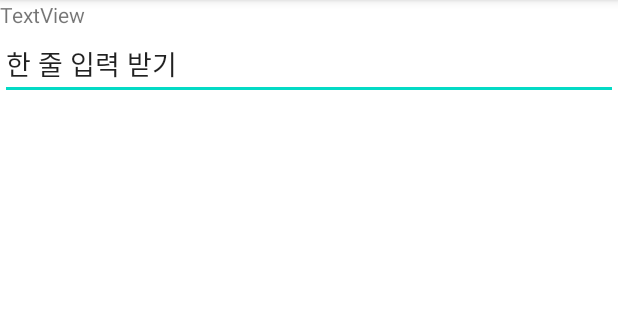
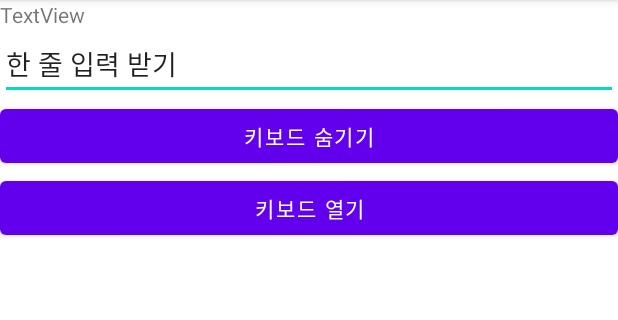
Before and after one commit to jgstudy/AndroidKotlin, an Android app: the screen it shows after launch (BasicWidjet), on a phone screen of 412 x 824 dp, the part 84-404 px from its top. Run offline under Robolectric (Android 15) with nearby library versions, the phone set to English and light mode, and no system bars.

Commit message:
2021-01-11 study update

```diff
--- a/app/src/main/java/com/example/androidkotlin/BasicWidjet.kt
+++ b/app/src/main/java/com/example/androidkotlin/BasicWidjet.kt
@@ -1,18 +1,45 @@
 package com.example.androidkotlin
 
+import android.content.Context
 import androidx.appcompat.app.AppCompatActivity
 import android.os.Bundle
 import android.text.InputFilter
+import android.util.Log
+import android.view.inputmethod.InputMethodManager
 import kotlinx.android.synthetic.main.activity_basic_widjet.*
 
 class BasicWidjet : AppCompatActivity() {
     override fun onCreate(savedInstanceState: Bundle?) {
         super.onCreate(savedInstanceState)
+
+        //xml 파일을 전개해서 메모리에 로드하고 화면에 출력하는 코드
         setContentView(R.layout.activity_basic_widjet)
 
+        //입력된 문자열을 String으로 가져오기
         val text : String = edit1.text.toString()
+
+        //3글자 이상 입력할 수 없도록 설정
         edit1.setFilters(
             arrayOf<InputFilter>(
                 InputFilter.LengthFilter(3)))
+
+        //버튼을 누르면 키보드 숨기기
+        hideBtn.setOnClickListener({
+            //키보드 관리 객체 생성
+            val imm =
+                getSystemService(Context.INPUT_METHOD_SERVICE) as InputMethodManager
+            //edit1 의 키보드 제어권 뺏기
+            imm.hideSoftInputFromWindow(edit1.windowToken, 0)
+        })
+
+        //버튼을 누르면 키보드 출력하기
+        showBtn.setOnClickListener({
+            //키보드 관리 객체 생성
+            val imm =
+                getSystemService(Context.INPUT_METHOD_SERVICE) as InputMethodManager
+            //edit1 에 입력하는 키보드를 화면에 출력
+            imm.showSoftInput(edit1, 0)
+        })
+
     }
 }
--- a/app/src/main/res/layout/activity_basic_widjet.xml
+++ b/app/src/main/res/layout/activity_basic_widjet.xml
@@ -19,4 +19,16 @@
         android:text="한 줄 입력 받기"
         android:id="@+id/edit1"
         android:inputType="text"/>
+
+    <Button
+        android:layout_width="match_parent"
+        android:layout_height="wrap_content"
+        android:text="키보드 숨기기"
+        android:id="@+id/hideBtn"/>
+    <Button
+        android:layout_width="match_parent"
+        android:layout_height="wrap_content"
+        android:text="키보드 열기"
+        android:id="@+id/showBtn"/>
+
 </LinearLayout>
```
